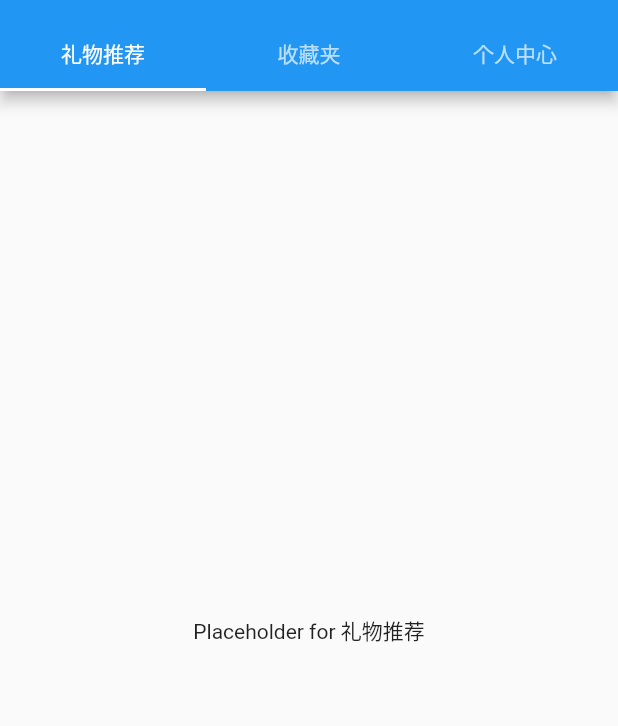
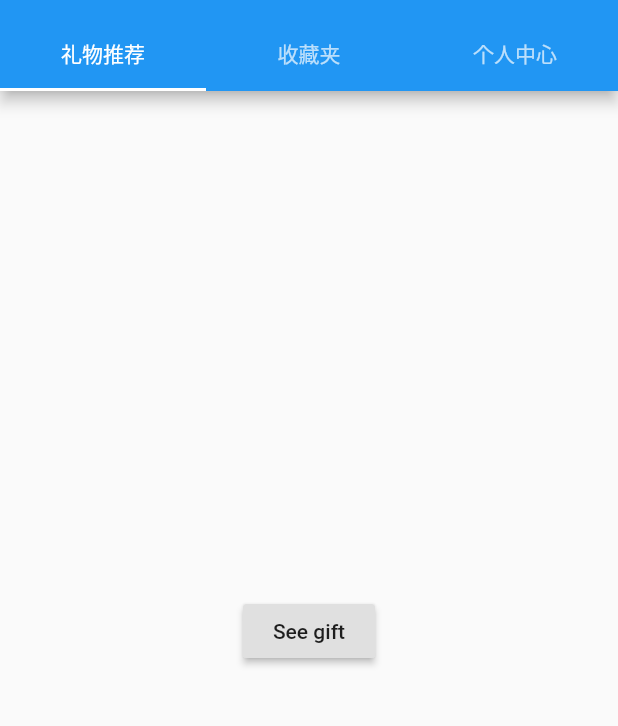
Before and after one commit to bingsurprise/bs-app, a Flutter app: the screen it shows after launch, after a tap on an icon or button, on a phone screen of 412 x 824 dp, the part 65-791 px from its top. Run offline on Flutter 3.47's test engine with Material 2 defaults, Android fonts, the phone set to English and light mode, and no system bars.

Commit message:
update giftstyle

```diff
--- a/bing_surprise/lib/main.dart
+++ b/bing_surprise/lib/main.dart
@@ -1,3 +1,4 @@
+import 'package:bing_surprise/screens/gift/gift-detail.dart';
 import 'package:flutter/material.dart';
 import './screens/persons/persons-list.dart';
 import './screens/persons/new-person.dart';
@@ -11,6 +12,7 @@ void main() {
         '/': (context) => PersionsList(),
         '/person/new': (context) => AddNewPerson(),
         '/gift': (context) => GiftIndex(),
+        '/giftdetail': (context) => GiftDetail(),
       },
     )
   );
--- /dev/null
+++ b/bing_surprise/lib/screens/gift/gift-arguments.dart
@@ -0,0 +1,5 @@
+class GiftArguments {
+  final String giftId;
+
+  GiftArguments(this.giftId);
+}
--- a/bing_surprise/lib/screens/gift/recommendation.dart
+++ b/bing_surprise/lib/screens/gift/recommendation.dart
@@ -1,10 +1,14 @@
+import 'package:bing_surprise/screens/gift/gift-arguments.dart';
 import 'package:flutter/material.dart';
 
 class GiftRecommendation extends StatelessWidget {
   @override
   Widget build(BuildContext context) {
     return Center(
-      child: Text('Placeholder for 礼物推荐'),
+      child: RaisedButton(
+        child: Text('See gift'),
+        onPressed: () => Navigator.pushNamed(context, '/giftdetail', arguments: GiftArguments('abcabc')),
+      ),
     );
   }
 }
```
Also changed, not shown: bing_surprise/lib/screens/gift/gift-detail.dart (added, +22 -0 lines).
